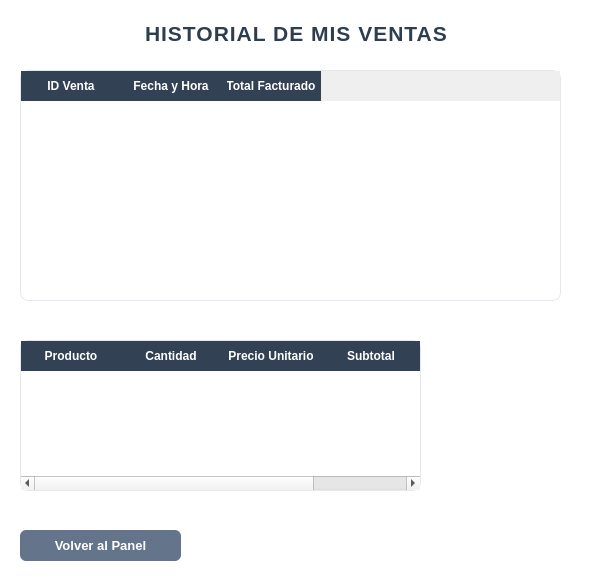
Before: the Qt Designer form gui/mis_ventas.ui in UTN-BDA-2026/repositorio-grupo-BCCG, drawn with Qt 5.
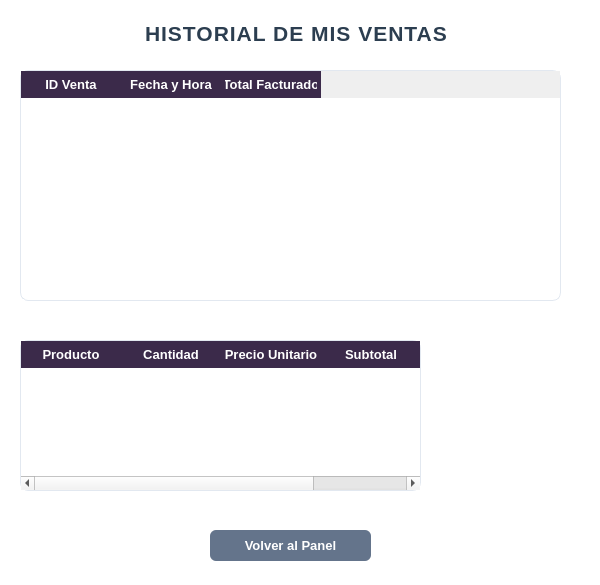
After: the same form once the commit is applied.

Diff of the .ui file:
```diff
--- a/gui/mis_ventas.ui
+++ b/gui/mis_ventas.ui
@@ -140,6 +140,21 @@
      <height>231</height>
     </rect>
    </property>
+   <property name="styleSheet">
+    <string notr="true">QTableWidget {
+    color: black;
+    background-color: white;
+    gridline-color: #E2E8F0;
+}
+
+QHeaderView::section {
+    background-color: #3B2A4A;
+    color: white;
+    font-weight: bold;
+    font-size: 13px;
+    padding: 4px;
+}</string>
+   </property>
    <column>
     <property name="text">
      <string>ID Venta</string>
@@ -159,7 +174,7 @@
   <widget class="QPushButton" name="btn_volver">
    <property name="geometry">
     <rect>
-     <x>20</x>
+     <x>210</x>
      <y>530</y>
      <width>161</width>
      <height>31</height>
@@ -184,6 +199,21 @@
      <height>151</height>
     </rect>
    </property>
+   <property name="styleSheet">
+    <string notr="true">QTableWidget {
+    color: black;
+    background-color: white;
+    gridline-color: #E2E8F0;
+}
+
+QHeaderView::section {
+    background-color: #3B2A4A;
+    color: white;
+    font-weight: bold;
+    font-size: 13px;
+    padding: 4px;
+}</string>
+   </property>
    <column>
     <property name="text">
      <string>Producto</string>
```
Left out of the diff: 17 changed lines with no effect on the pictures.
